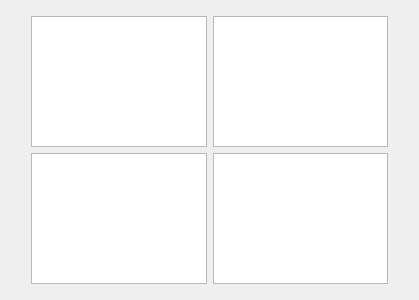
The window that src/ui/ui_item.ui (keshasha/comic_typesetting) describes before a commit, drawn with Qt 5.
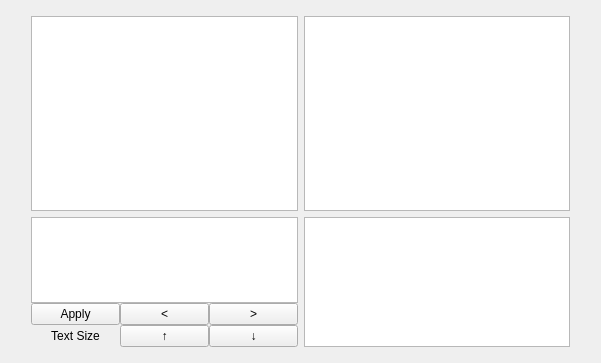
The same window after the commit.

```diff
--- a/src/ui/ui_item.ui
+++ b/src/ui/ui_item.ui
@@ -6,8 +6,8 @@
    <rect>
     <x>0</x>
     <y>0</y>
-    <width>419</width>
-    <height>300</height>
+    <width>601</width>
+    <height>363</height>
    </rect>
   </property>
   <property name="windowTitle">
@@ -15,7 +15,7 @@
   </property>
   <layout class="QGridLayout" name="gridLayout_2">
    <item row="0" column="0">
-    <layout class="QGridLayout" name="gridLayout" rowstretch="1,1" columnstretch="1,1" rowminimumheight="0,0">
+    <layout class="QGridLayout" name="gridLayout" rowstretch="3,2" columnstretch="1,1">
      <property name="leftMargin">
       <number>20</number>
      </property>
@@ -31,6 +31,12 @@
      <property name="horizontalSpacing">
       <number>-1</number>
      </property>
+     <item row="0" column="0">
+      <widget class="QGraphicsView" name="graphicsView_origin"/>
+     </item>
+     <item row="0" column="1">
+      <widget class="QGraphicsView" name="graphicsView_edit"/>
+     </item>
      <item row="1" column="1">
       <widget class="QTextEdit" name="textEdit_edit">
        <property name="sizePolicy">
@@ -48,25 +54,79 @@
        </property>
       </widget>
      </item>
-     <item row="0" column="0">
-      <widget class="QGraphicsView" name="graphicsView_origin"/>
-     </item>
-     <item row="0" column="1">
-      <widget class="QGraphicsView" name="graphicsView_edit"/>
-     </item>
      <item row="1" column="0">
-      <widget class="QTextEdit" name="textEdit_ocr">
-       <property name="readOnly">
-        <bool>true</bool>
+      <layout class="QVBoxLayout" name="verticalLayout">
+       <property name="spacing">
+        <number>0</number>
        </property>
-       <property name="html">
-        <string>&lt;!DOCTYPE HTML PUBLIC &quot;-//W3C//DTD HTML 4.0//EN&quot; &quot;http://www.w3.org/TR/REC-html40/strict.dtd&quot;&gt;
+       <item>
+        <widget class="QTextEdit" name="textEdit_ocr">
+         <property name="readOnly">
+          <bool>true</bool>
+         </property>
+         <property name="html">
+          <string>&lt;!DOCTYPE HTML PUBLIC &quot;-//W3C//DTD HTML 4.0//EN&quot; &quot;http://www.w3.org/TR/REC-html40/strict.dtd&quot;&gt;
 &lt;html&gt;&lt;head&gt;&lt;meta name=&quot;qrichtext&quot; content=&quot;1&quot; /&gt;&lt;style type=&quot;text/css&quot;&gt;
 p, li { white-space: pre-wrap; }
 &lt;/style&gt;&lt;/head&gt;&lt;body style=&quot; font-family:'.AppleSystemUIFont'; font-size:13pt; font-weight:400; font-style:normal;&quot;&gt;
 &lt;p align=&quot;center&quot; style=&quot;-qt-paragraph-type:empty; margin-top:0px; margin-bottom:0px; margin-left:0px; margin-right:0px; -qt-block-indent:0; text-indent:0px;&quot;&gt;&lt;br /&gt;&lt;/p&gt;&lt;/body&gt;&lt;/html&gt;</string>
-       </property>
-      </widget>
+         </property>
+        </widget>
+       </item>
+       <item>
+        <layout class="QHBoxLayout" name="horizontalLayout">
+         <item>
+          <widget class="QPushButton" name="pushButton_apply">
+           <property name="text">
+            <string>Apply</string>
+           </property>
+          </widget>
+         </item>
+         <item>
+          <widget class="QPushButton" name="pushButton_left">
+           <property name="text">
+            <string>&lt;</string>
+           </property>
+          </widget>
+         </item>
+         <item>
+          <widget class="QPushButton" name="pushButton_right">
+           <property name="text">
+            <string>&gt;</string>
+           </property>
+          </widget>
+         </item>
+        </layout>
+       </item>
+       <item>
+        <layout class="QHBoxLayout" name="horizontalLayout_2">
+         <item>
+          <widget class="QLabel" name="label">
+           <property name="text">
+            <string>Text Size</string>
+           </property>
+           <property name="alignment">
+            <set>Qt::AlignCenter</set>
+           </property>
+          </widget>
+         </item>
+         <item>
+          <widget class="QPushButton" name="pushButton_fontlarger">
+           <property name="text">
+            <string>↑</string>
+           </property>
+          </widget>
+         </item>
+         <item>
+          <widget class="QPushButton" name="pushButton_fontsmaller">
+           <property name="text">
+            <string>↓</string>
+           </property>
+          </widget>
+         </item>
+        </layout>
+       </item>
+      </layout>
      </item>
     </layout>
    </item>
```
